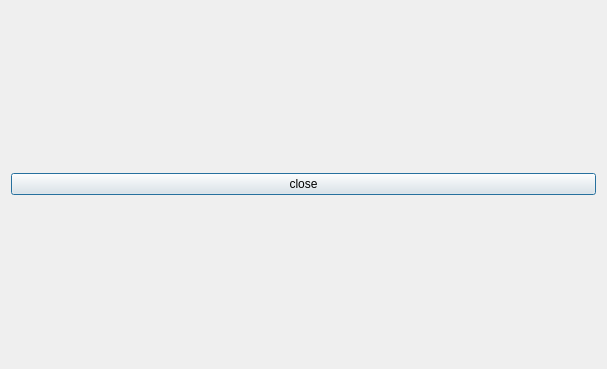
Before: the Qt Designer form gui/GraphicsFrame/AlgorithmVisualizer/algdisplaywindow.ui in ethancfung/Sorting-Pathfinding-Algorithm-Visualizer, drawn with Qt 5.
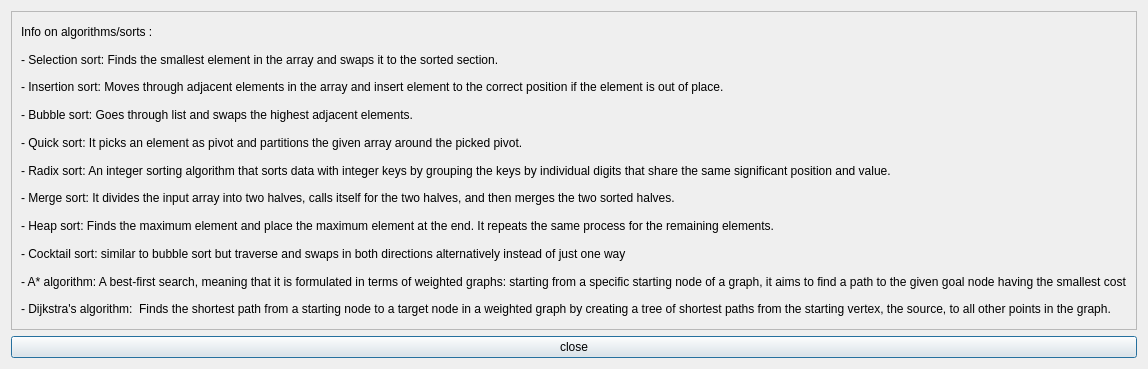
After: the same form once the commit is applied.

```diff
--- a/gui/GraphicsFrame/AlgorithmVisualizer/algdisplaywindow.ui
+++ b/gui/GraphicsFrame/AlgorithmVisualizer/algdisplaywindow.ui
@@ -14,6 +14,95 @@
    <string>Dialog</string>
   </property>
   <layout class="QVBoxLayout" name="verticalLayout">
+   <item>
+    <widget class="QFrame" name="frame">
+     <property name="frameShape">
+      <enum>QFrame::StyledPanel</enum>
+     </property>
+     <property name="frameShadow">
+      <enum>QFrame::Raised</enum>
+     </property>
+     <layout class="QVBoxLayout" name="verticalLayout_2">
+      <item>
+       <widget class="QLabel" name="label">
+        <property name="text">
+         <string>Info on algorithms/sorts :</string>
+        </property>
+       </widget>
+      </item>
+      <item>
+       <widget class="QLabel" name="label_2">
+        <property name="text">
+         <string>- Selection sort: Finds the smallest element in the array and swaps it to the sorted section. </string>
+        </property>
+       </widget>
+      </item>
+      <item>
+       <widget class="QLabel" name="label_3">
+        <property name="text">
+         <string>- Insertion sort: Moves through adjacent elements in the array and insert element to the correct position if the element is out of place. </string>
+        </property>
+       </widget>
+      </item>
+      <item>
+       <widget class="QLabel" name="label_4">
+        <property name="text">
+         <string>- Bubble sort: Goes through list and swaps the highest adjacent elements. </string>
+        </property>
+       </widget>
+      </item>
+      <item>
+       <widget class="QLabel" name="label_5">
+        <property name="text">
+         <string>- Quick sort: It picks an element as pivot and partitions the given array around the picked pivot. </string>
+        </property>
+       </widget>
+      </item>
+      <item>
+       <widget class="QLabel" name="label_6">
+        <property name="text">
+         <string>- Radix sort: An integer sorting algorithm that sorts data with integer keys by grouping the keys by individual digits that share the same significant position and value. </string>
+        </property>
+       </widget>
+      </item>
+      <item>
+       <widget class="QLabel" name="label_7">
+        <property name="text">
+         <string>- Merge sort: It divides the input array into two halves, calls itself for the two halves, and then merges the two sorted halves.</string>
+        </property>
+       </widget>
+      </item>
+      <item>
+       <widget class="QLabel" name="label_8">
+        <property name="text">
+         <string>- Heap sort: Finds the maximum element and place the maximum element at the end. It repeats the same process for the remaining elements.</string>
+        </property>
+       </widget>
+      </item>
+      <item>
+       <widget class="QLabel" name="label_9">
+        <property name="text">
+         <string>- Cocktail sort: similar to bubble sort but traverse and swaps in both directions alternatively instead of just one way</string>
+        </property>
+       </widget>
+      </item>
+      <item>
+       <widget class="QLabel" name="label_10">
+        <property name="text">
+         <string>- A* algorithm: A best-first search, meaning that it is formulated in terms of weighted graphs: starting from a specific starting node of a graph, it aims to find a path to the given goal node having the smallest cost</string>
+        </property>
+       </widget>
+      </item>
+      <item>
+       <widget class="QLabel" name="label_11">
+        <property name="text">
+         <string>- Dijkstra's algorithm:  Finds the shortest path from a starting node to a target node in a weighted graph by creating a tree of shortest paths from the starting vertex, the source, to all other points in the graph.</string>
+        </property>
+       </widget>
+      </item>
+     </layout>
+    </widget>
+   </item>
    <item>
     <widget class="QPushButton" name="pushButton">
      <property name="text">
```
